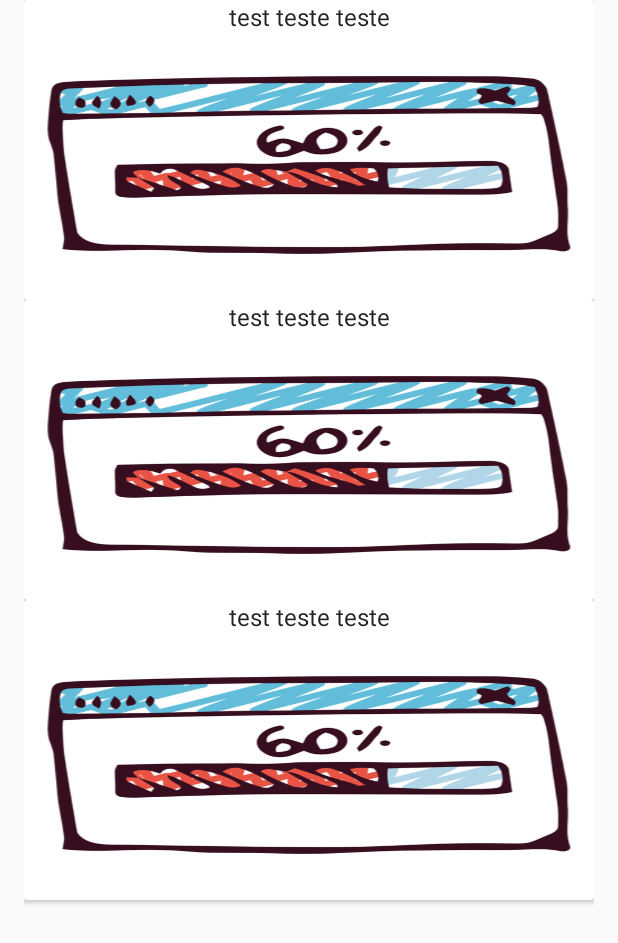
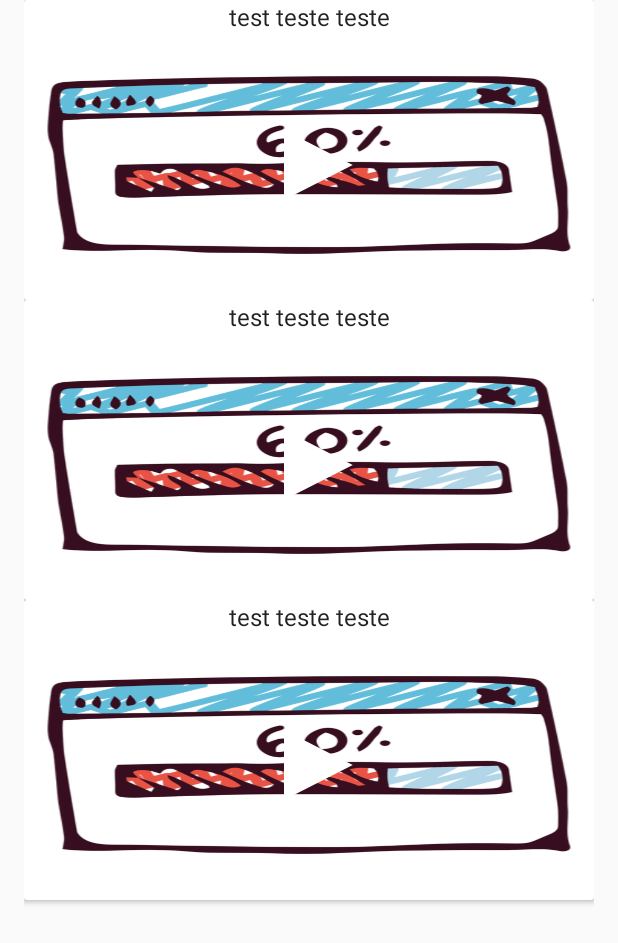
Before and after one commit to vovax87/ApplicasterHW, an Android app: the layout applicast_list_fragment.xml on its own in the app's theme, with its tools: preview values and no code run, on a phone screen of 412 x 824 dp. Shown: the top 943 px of the screen. Run offline under Robolectric (Android 15) with nearby library versions, the phone set to English and light mode, and no system bars.

Commit message:
update videoView

```diff
--- a/app/build.gradle
+++ b/app/build.gradle
@@ -62,7 +62,7 @@ dependencies {
 
 
 
-    implementation 'com.google.code.gson:gson:2.8.2'
+    implementation 'com.google.code.gson:gson:2.8.5'
     androidTestImplementation 'junit:junit:4.12'
 
 
--- a/app/src/main/res/layout/video_item.xml
+++ b/app/src/main/res/layout/video_item.xml
@@ -31,6 +31,8 @@
             >
 
 
+
+
             <ImageView
                 android:id="@+id/thumbnail"
                 android:layout_width="match_parent"
@@ -42,6 +44,20 @@
                 app:layout_constraintTop_toTopOf="parent"
                 android:paddingTop="20dp"
                 tools:src="@drawable/loding_image"/>
+
+            <ImageView
+                android:id="@+id/play_placholder"
+                android:layout_width="100dp"
+                android:layout_height="100dp"
+                android:background="?attr/selectableItemBackgroundBorderless"
+                android:contentDescription="@string/posterimage"
+                android:scaleType="fitXY"
+                app:layout_constraintStart_toStartOf="parent"
+                app:layout_constraintEnd_toEndOf="parent"
+                app:layout_constraintTop_toTopOf="parent"
+                app:layout_constraintBottom_toBottomOf="parent"
+                android:paddingTop="20dp"
+                android:src="@drawable/exo_icon_play"/>
 
             <TextView
                 android:id="@+id/video_item_title"
```
